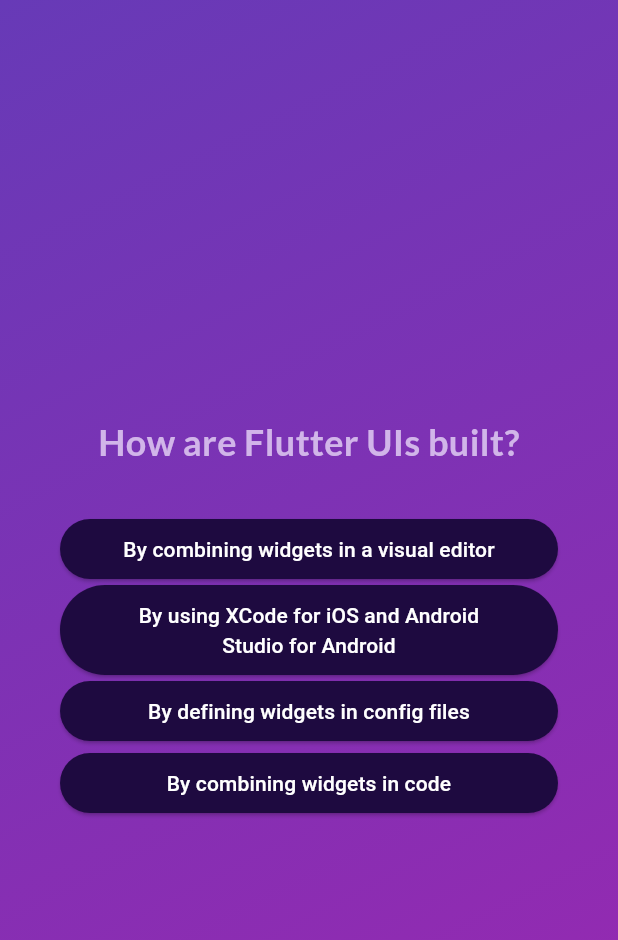
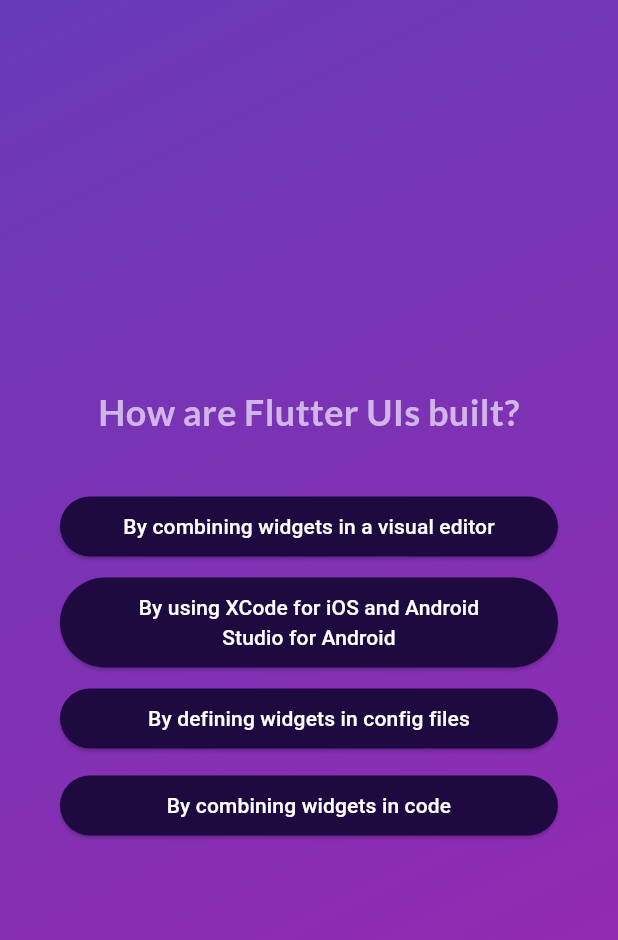
Before and after one commit to MoldyHacker/adv_basics, a Flutter app: the screen it shows after launch, after a tap on "Start Quiz", after a tap on "Components", on a phone screen of 412 x 824 dp. Shown: the top 940 px of the screen. Run offline on Flutter 3.47's test engine with Material 3 defaults, Android fonts, the phone set to English and light mode, and no system bars; our stand-ins replace google_fonts.

Commit message:
Refactor AnswerButton and add logic to navigate to start screen when all answers are selected

```diff
--- a/lib/answer_button.dart
+++ b/lib/answer_button.dart
@@ -8,7 +8,9 @@ class AnswerButton extends StatelessWidget {
 
   @override
   Widget build(context) {
-    return ElevatedButton(
+    return Container(
+      margin: const EdgeInsets.symmetric(vertical: 5),
+      child: ElevatedButton(
         onPressed: onPressed,
         style: ElevatedButton.styleFrom(
           padding: const EdgeInsets.symmetric(
@@ -22,6 +24,7 @@ class AnswerButton extends StatelessWidget {
           ),
         ),
         child: Text(answerText, textAlign: TextAlign.center),
+      ),
     );
   }
 }
--- a/lib/quiz.dart
+++ b/lib/quiz.dart
@@ -1,3 +1,4 @@
+import 'package:adv_basics/data/questions.dart';
 import 'package:adv_basics/questions_screen.dart';
 import 'package:flutter/material.dart';
 import 'package:adv_basics/start_screen.dart';
@@ -21,6 +22,13 @@ class _QuizState extends State<Quiz> {
 
   void chooseAnswer(String answer) {
       selectedAnswers.add(answer);
+
+      if (selectedAnswers.length == questions.length) {
+        setState(() {
+          activeScreen = 'start-screen';
+          selectedAnswers.clear();
+        });
+      }
   }
 
   @override
```
Lines whose indentation alone changed are shown as unchanged.
